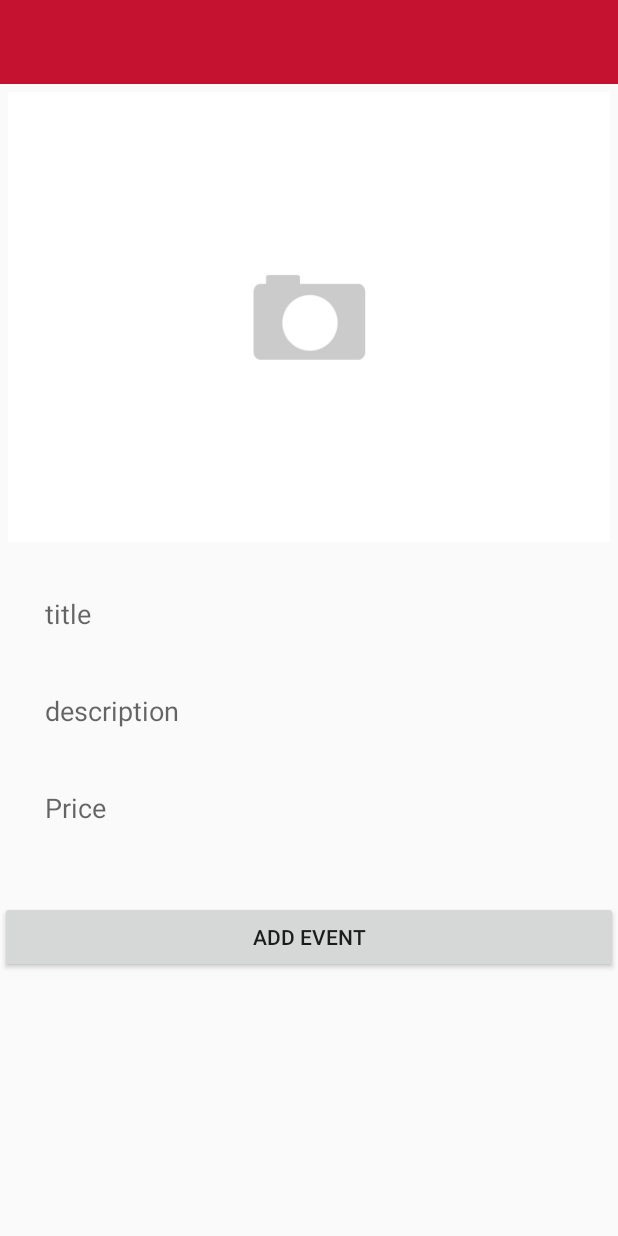
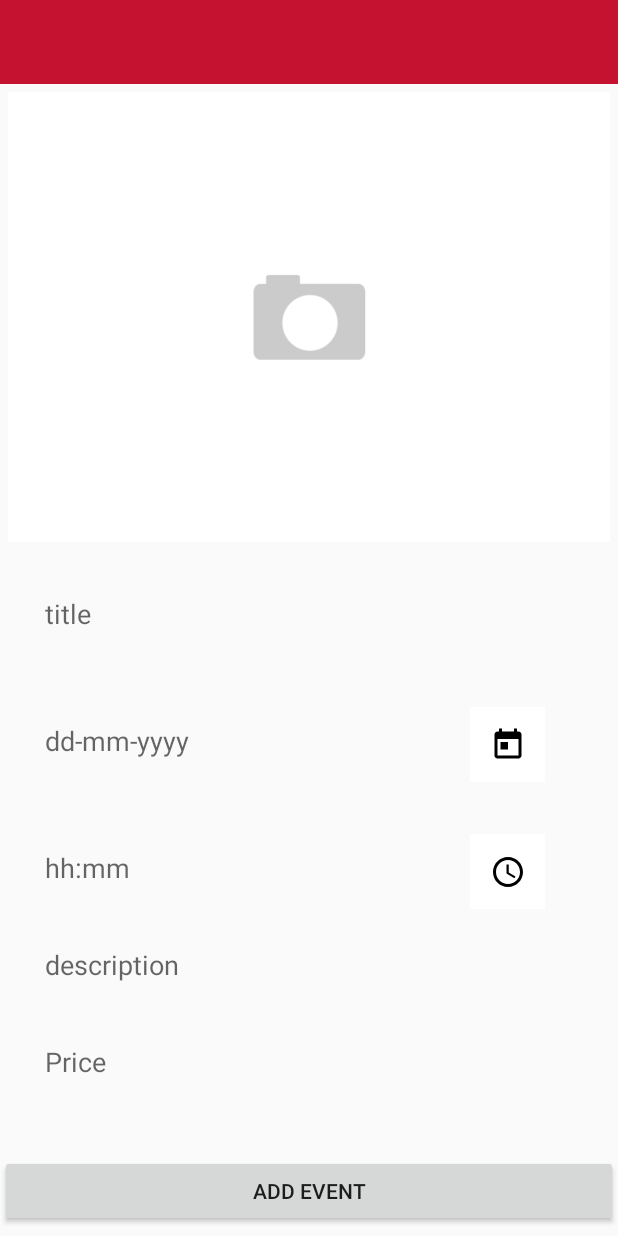
Before and after one commit to TaissirBenAchour/EventApp, an Android app: the AddEventActivity screen opened directly, with no data from a screen before it, on a phone screen of 412 x 824 dp. Run offline under Robolectric (Android 15) with nearby library versions, the light colour scheme and no system bars; our stand-ins replace Firebase (no records; nobody signed in at launch, a user with empty details on screens opened directly).

Commit message:
9th  commit

```diff
--- a/app/src/main/java/com/example/cassio/Graduation_Project/AddEventActivity.java
+++ b/app/src/main/java/com/example/cassio/Graduation_Project/AddEventActivity.java
@@ -1,11 +1,15 @@
 package com.example.cassio.Graduation_Project;
 
 import android.app.Activity;
+import android.app.DatePickerDialog;
 import android.app.ProgressDialog;
+import android.app.TimePickerDialog;
 import android.content.Context;
 import android.content.DialogInterface;
 import android.content.Intent;
 import android.content.pm.PackageManager;
+import android.icu.util.Calendar;
+import android.icu.util.TimeZone;
 import android.net.Uri;
 import android.os.Build;
 import android.os.Bundle;
@@ -17,8 +21,10 @@ import android.support.v7.widget.Toolbar;
 import android.text.TextUtils;
 import android.view.View;
 import android.widget.Button;
+import android.widget.DatePicker;
 import android.widget.EditText;
 import android.widget.ImageButton;
+import android.widget.TimePicker;
 import android.widget.Toast;
 
 import com.google.android.gms.tasks.OnSuccessListener;
@@ -31,7 +37,7 @@ import com.google.firebase.storage.UploadTask;
 
 import static android.Manifest.permission.READ_EXTERNAL_STORAGE;
 
-public class AddEventActivity extends AppCompatActivity {
+public class AddEventActivity extends AppCompatActivity  {
 
 
     public static final int MY_PERMISSIONS_REQUEST_READ_EXTERNAL_STORAGE = 123;
@@ -47,9 +53,14 @@ public class AddEventActivity extends AppCompatActivity {
     private DatabaseReference mStoreEvent_dataReference;
 
 
+    ImageButton btnDatePicker, btnTimePicker;
+    EditText txtDate, txtTime;
+    private int mYear, mMonth, mDay, mHour, mMinute;
+
     private Button addEventButton;
 
     private ProgressDialog progressing;
+
 
     @Override
     protected void onCreate(Bundle savedInstanceState) {
@@ -73,8 +84,10 @@ public class AddEventActivity extends AppCompatActivity {
 
         setSupportActionBar(mtoolbar);
         progressing = new ProgressDialog(this);
-
-
+        btnDatePicker = (ImageButton) findViewById(R.id.image_Button_date);
+        btnTimePicker = (ImageButton) findViewById(R.id.image_Button_time);
+        txtDate= (EditText) findViewById(R.id.setDate);
+        txtTime = (EditText) findViewById(R.id.setTime);
 
 
 
@@ -101,7 +114,61 @@ public class AddEventActivity extends AppCompatActivity {
             }
         });
 
+        btnDatePicker.setOnClickListener(new View.OnClickListener() {
+            @Override
+            public void onClick(View view) {
+
+                // Get Current Date
+                final Calendar c = Calendar.getInstance();
+                mYear = c.get(Calendar.YEAR);
+                mMonth = c.get(Calendar.MONTH);
+                mDay = c.get(Calendar.DAY_OF_MONTH);
+
+
+                DatePickerDialog datePickerDialog = new DatePickerDialog(AddEventActivity.this,
+                        new DatePickerDialog.OnDateSetListener() {
+
+                            @Override
+                            public void onDateSet(DatePicker view, int year,
+                                                  int monthOfYear, int dayOfMonth) {
+
+                                txtDate.setText(dayOfMonth + "-" + (monthOfYear + 1) + "-" + year);
+
+                            }
+                        }, mYear, mMonth, mDay);
+                datePickerDialog.show();
+
+            }
+        });
+        btnTimePicker.setOnClickListener(new View.OnClickListener() {
+            @Override
+            public void onClick(View view) {
+                // Get Current Time
+                final Calendar c = Calendar.getInstance();
+                mHour = c.get(Calendar.HOUR_OF_DAY);
+                mMinute = c.get(Calendar.MINUTE);
+
+                // Launch Time Picker Dialog
+                TimePickerDialog timePickerDialog = new TimePickerDialog(AddEventActivity.this,
+                        new TimePickerDialog.OnTimeSetListener() {
+
+                            @Override
+                            public void onTimeSet(TimePicker view, int hourOfDay,
+                                                  int minute) {
+
+                                txtTime.setText(hourOfDay + ":" + minute);
+                            }
+                        }, mHour, mMinute, false);
+                timePickerDialog.show();
+            }
+        });
+
+
+
     }
+
+
+
 
     @Override
     protected void onActivityResult(int requestCode, int resultCode, Intent imageReturnedIntent) {
@@ -216,4 +283,5 @@ public class AddEventActivity extends AppCompatActivity {
     }
 
 
+
 }
--- /dev/null
+++ b/app/src/main/res/drawable/ic_access_time_black_24dp.xml
@@ -0,0 +1,9 @@
+<vector xmlns:android="http://schemas.android.com/apk/res/android"
+        android:width="24dp"
+        android:height="24dp"
+        android:viewportWidth="24.0"
+        android:viewportHeight="24.0">
+    <path
+        android:fillColor="#FF000000"
+        android:pathData="M11.99,2C6.47,2 2,6.48 2,12s4.47,10 9.99,10C17.52,22 22,17.52 22,12S17.52,2 11.99,2zM12,20c-4.42,0 -8,-3.58 -8,-8s3.58,-8 8,-8 8,3.58 8,8 -3.58,8 -8,8zM12.5,7H11v6l5.25,3.15 0.75,-1.23 -4.5,-2.67z"/>
+</vector>
--- /dev/null
+++ b/app/src/main/res/drawable/ic_today_black_24dp.xml
@@ -0,0 +1,9 @@
+<vector xmlns:android="http://schemas.android.com/apk/res/android"
+        android:width="24dp"
+        android:height="24dp"
+        android:viewportWidth="24.0"
+        android:viewportHeight="24.0">
+    <path
+        android:fillColor="#FF000000"
+        android:pathData="M19,3h-1L18,1h-2v2L8,3L8,1L6,1v2L5,3c-1.11,0 -1.99,0.9 -1.99,2L3,19c0,1.1 0.89,2 2,2h14c1.1,0 2,-0.9 2,-2L21,5c0,-1.1 -0.9,-2 -2,-2zM19,19L5,19L5,8h14v11zM7,10h5v5L7,15z"/>
+</vector>
--- a/app/src/main/res/layout/activity_add_event.xml
+++ b/app/src/main/res/layout/activity_add_event.xml
@@ -10,8 +10,10 @@
         android:layout_width="match_parent"
         android:layout_height="wrap_content"
         android:orientation="vertical">
-        <include layout="@layout/app_bar_layout"
-            android:id="@+id/toolbar"> </include>
+
+        <include
+            android:id="@+id/toolbar"
+            layout="@layout/app_bar_layout"></include>
 
         <ScrollView
             android:layout_width="match_parent"
@@ -47,6 +49,59 @@
                     android:padding="10dp"
                     android:singleLine="true" />
 
+                <LinearLayout
+                    android:layout_width="match_parent"
+                    android:layout_height="wrap_content"
+                    android:orientation="horizontal">
+
+                    <EditText
+                        android:id="@+id/setDate"
+                        android:layout_width="273dp"
+                        android:layout_height="wrap_content"
+                        android:layout_marginBottom="20dp"
+                        android:layout_marginLeft="20dp"
+                        android:layout_marginRight="20dp"
+                        android:layout_marginTop="20dp"
+                        android:background="@drawable/input_outline"
+                        android:hint="dd-mm-yyyy"
+                        android:padding="10dp"
+                        android:focusable="false"/>
+
+                    <ImageButton
+                        android:id="@+id/image_Button_date"
+                        android:layout_width="50dp"
+                        android:layout_height="50dp"
+                        app:srcCompat="@drawable/ic_today_black_24dp"
+                        android:layout_marginTop="20dp"
+                        android:background="@color/white"/>
+                </LinearLayout>
+                <LinearLayout
+                    android:layout_width="match_parent"
+                    android:layout_height="wrap_content"
+                    android:orientation="horizontal">
+
+                    <EditText
+                        android:id="@+id/setTime"
+                        android:layout_width="273dp"
+                        android:layout_height="wrap_content"
+                        android:layout_marginBottom="20dp"
+                        android:layout_marginLeft="20dp"
+                        android:layout_marginRight="20dp"
+                        android:layout_marginTop="20dp"
+                        android:background="@drawable/input_outline"
+                        android:hint="hh:mm"
+                        android:padding="10dp"
+                        android:focusable="false"/>
+
+                    <ImageButton
+                        android:id="@+id/image_Button_time"
+                        android:layout_width="50dp"
+                        android:layout_height="50dp"
+                        app:srcCompat="@drawable/ic_access_time_black_24dp"
+                        android:layout_marginTop="20dp"
+                        android:background="@color/white"/>
+                </LinearLayout>
+
                 <EditText
                     android:id="@+id/description_id"
                     android:layout_width="match_parent"
@@ -76,7 +131,8 @@
                     android:layout_width="match_parent"
                     android:layout_height="wrap_content"
                     android:layout_marginTop="20dp"
-                    android:text="add event" />
+                    android:text="add event"
+                    />
 
             </LinearLayout>
         </ScrollView>
```
